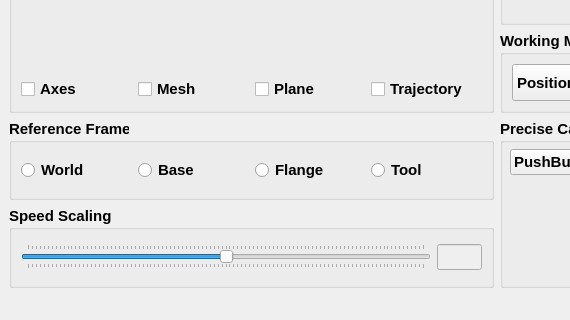
This is src/RocosMainWindow.ui in thinkexist1989/rocos-viz as Qt 5 draws it before an edit; both pictures show x 0 to 570 and y 425 to 745 of the 1139 by 745 pixel window. The edited form follows.
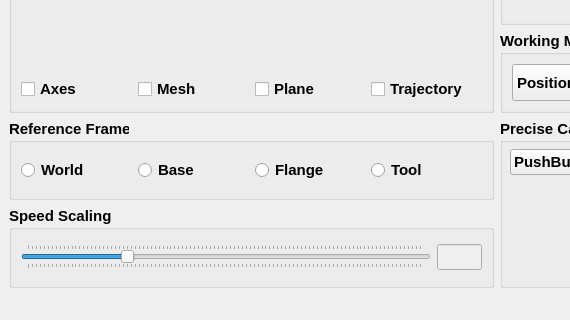
This is the edited form. Icons and pictures are not drawn. Custom widgets are drawn as their Qt base class.

What changed in the file:
```diff
--- a/src/RocosMainWindow.ui
+++ b/src/RocosMainWindow.ui
@@ -243,11 +243,14 @@
       <layout class="QGridLayout" name="gridLayout_7" columnstretch="9,1">
        <item row="0" column="0">
         <widget class="QSlider" name="speedSlider">
+         <property name="minimum">
+          <number>1</number>
+         </property>
          <property name="maximum">
-          <number>1000</number>
+          <number>999</number>
          </property>
          <property name="value">
-          <number>500</number>
+          <number>250</number>
          </property>
          <property name="orientation">
           <enum>Qt::Horizontal</enum>
```
Left out of the diff: 24 changed lines with no effect on the pictures.
